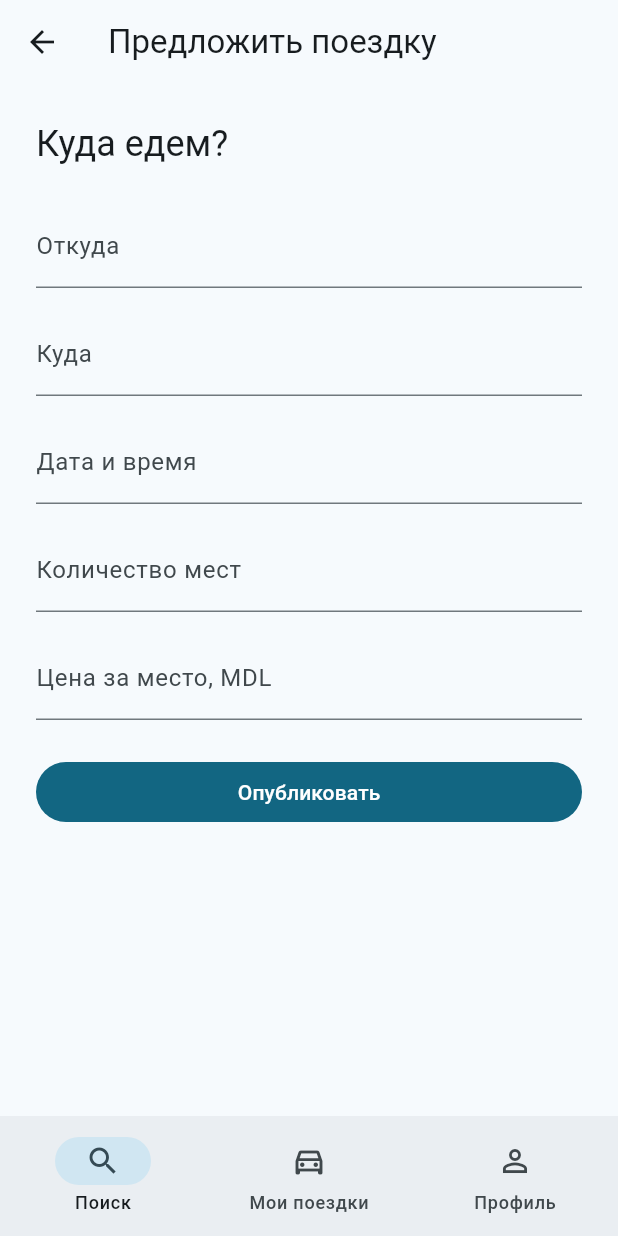
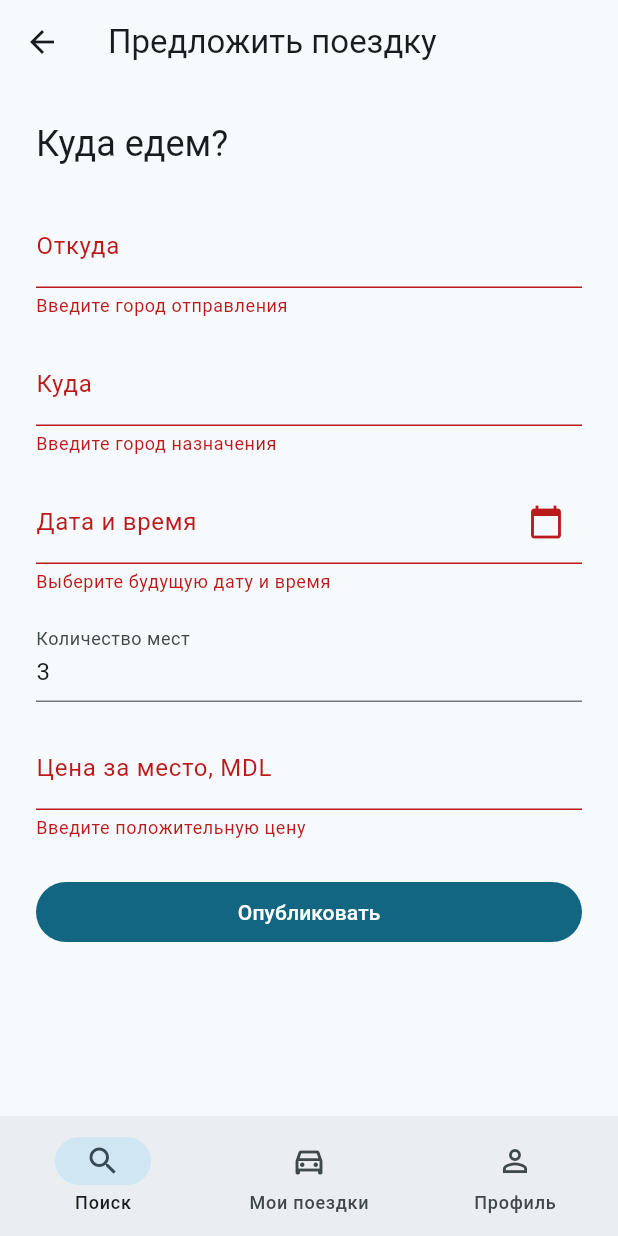
Before and after one commit to Susanna-msoillik/pam, a Flutter app: the PublishRoutePage screen opened by its route, after a tap on "Опубликовать", on a phone screen of 412 x 824 dp. Run offline on Flutter 3.47's test engine with Material 3 defaults, Android fonts, the phone set to English and light mode, and no system bars; our stand-ins replace go_router.

Commit message:
проверка полей и выбор времени

```diff
--- a/lib/screens/publish_route.dart
+++ b/lib/screens/publish_route.dart
@@ -1,41 +1,126 @@
 import 'package:flutter/material.dart';
+import 'package:flutter/services.dart';
+import 'package:go_router/go_router.dart';
 
-class PublishRoutePage extends StatelessWidget {
+import '../widgets/route_info.dart';
+
+class PublishRoutePage extends StatefulWidget {
   const PublishRoutePage({super.key});
+  @override
+  State<PublishRoutePage> createState() => _PublishRoutePageState();
+}
+
+class _PublishRoutePageState extends State<PublishRoutePage> {
+  final _form = GlobalKey<FormState>();
+  final _from = TextEditingController();
+  final _to = TextEditingController();
+  final _date = TextEditingController();
+  final _seats = TextEditingController(text: '3');
+  final _price = TextEditingController();
+  DateTime? _departure;
+  @override
+  void dispose() {
+    for (final c in [_from, _to, _date, _seats, _price]) {
+      c.dispose();
+    }
+    super.dispose();
+  }
+
+  Future<void> _pickDate() async {
+    final now = DateTime.now();
+    final day = await showDatePicker(
+      context: context,
+      initialDate: now,
+      firstDate: DateTime(now.year, now.month, now.day),
+      lastDate: now.add(const Duration(days: 365)),
+    );
+    if (day == null || !mounted) return;
+    final time = await showTimePicker(
+      context: context,
+      initialTime: TimeOfDay.fromDateTime(now.add(const Duration(hours: 1))),
+    );
+    if (time == null || !mounted) return;
+    _departure = DateTime(day.year, day.month, day.day, time.hour, time.minute);
+    _date.text = dateLabel(_departure!);
+  }
+
+  void _submit() {
+    if (!_form.currentState!.validate()) return;
+    ScaffoldMessenger.of(context)
+        .showSnackBar(const SnackBar(content: Text('Поездка опубликована')));
+    context.pop();
+  }
 
   @override
-  Widget build(BuildContext context) {
-    return Scaffold(
-      appBar: AppBar(title: const Text('Предложить поездку')),
-      body: ListView(
+  Widget build(BuildContext context) => Scaffold(
+    appBar: AppBar(title: const Text('Предложить поездку')),
+    body: Form(
+      key: _form,
+      child: ListView(
         padding: const EdgeInsets.all(24),
         children: [
           Text('Куда едем?', style: Theme.of(context).textTheme.headlineSmall),
           const SizedBox(height: 24),
-          const TextField(decoration: InputDecoration(labelText: 'Откуда')),
-          const SizedBox(height: 16),
-          const TextField(decoration: InputDecoration(labelText: 'Куда')),
-          const SizedBox(height: 16),
-          const TextField(
-            decoration: InputDecoration(
-              labelText: 'Дата и время',
-              hintText: 'дд.мм.гггг чч:мм',
-            ),
+          TextFormField(
+            controller: _from,
+            textCapitalization: TextCapitalization.words,
+            decoration: const InputDecoration(labelText: 'Откуда'),
+            validator: (v) => v == null || v.trim().isEmpty
+                ? 'Введите город отправления'
+                : null,
           ),
           const SizedBox(height: 16),
-          const TextField(
-            keyboardType: TextInputType.number,
-            decoration: InputDecoration(labelText: 'Количество мест'),
+          TextFormField(
+            controller: _to,
+            textCapitalization: TextCapitalization.words,
+            decoration: const InputDecoration(labelText: 'Куда'),
+            validator: (v) {
+              if (v == null || v.trim().isEmpty)
+                return 'Введите город назначения';
+              return v.trim().toLowerCase() == _from.text.trim().toLowerCase()
+                  ? 'Города должны отличаться'
+                  : null;
+            },
           ),
           const SizedBox(height: 16),
-          const TextField(
+          TextFormField(
+            controller: _date,
+            readOnly: true,
+            onTap: _pickDate,
+            decoration: const InputDecoration(
+              labelText: 'Дата и время',
+              suffixIcon: Icon(Icons.calendar_today),
+            ),
+            validator: (_) =>
+                _departure != null && _departure!.isAfter(DateTime.now())
+                ? null
+                : 'Выберите будущую дату и время',
+          ),
+          const SizedBox(height: 16),
+          TextFormField(
+            controller: _seats,
             keyboardType: TextInputType.number,
-            decoration: InputDecoration(labelText: 'Цена за место, MDL'),
+            inputFormatters: [FilteringTextInputFormatter.digitsOnly],
+            decoration: const InputDecoration(labelText: 'Количество мест'),
+            validator: (v) =>
+                (int.tryParse(v ?? '') ?? 0) >= 1 ? null : 'Минимум одно место',
+          ),
+          const SizedBox(height: 16),
+          TextFormField(
+            controller: _price,
+            keyboardType: const TextInputType.numberWithOptions(decimal: true),
+            decoration: const InputDecoration(labelText: 'Цена за место, MDL'),
+            validator: (v) {
+              final price = double.tryParse((v ?? '').replaceAll(',', '.'));
+              return price != null && price.isFinite && price > 0
+                  ? null
+                  : 'Введите положительную цену';
+            },
           ),
           const SizedBox(height: 24),
-          FilledButton(onPressed: () {}, child: const Text('Опубликовать')),
+          FilledButton(onPressed: _submit, child: const Text('Опубликовать')),
         ],
       ),
-    );
-  }
+    ),
+  );
 }
```
Also changed, not shown: lib/screens/booking_form.dart (+39 -9 lines).
